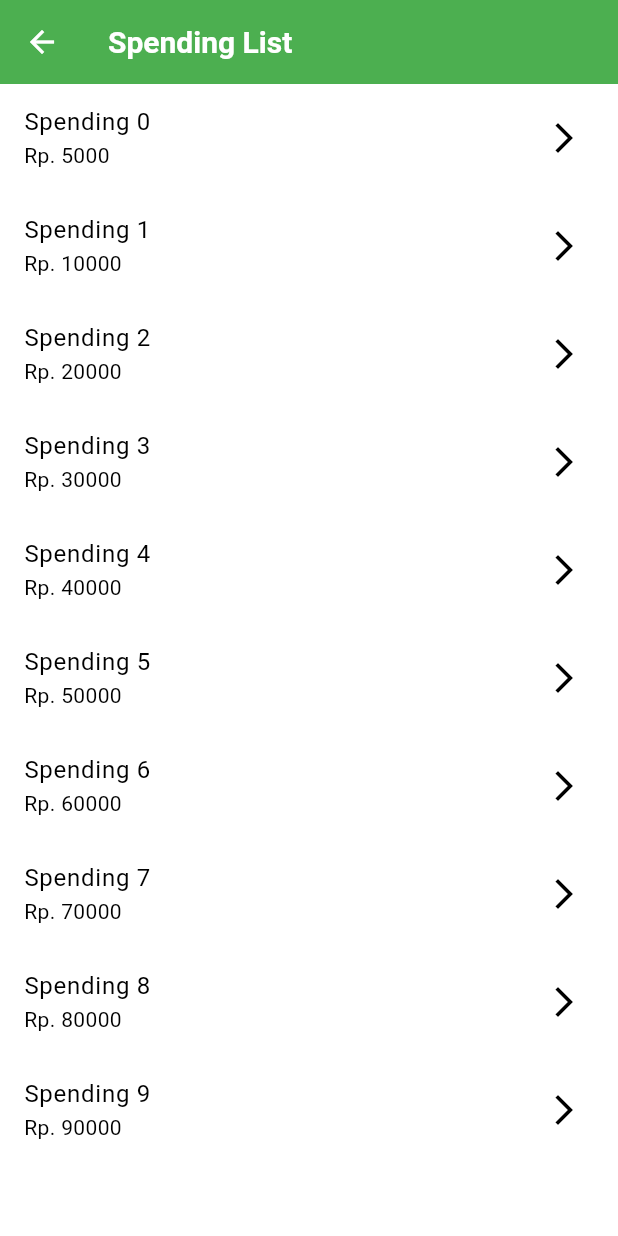
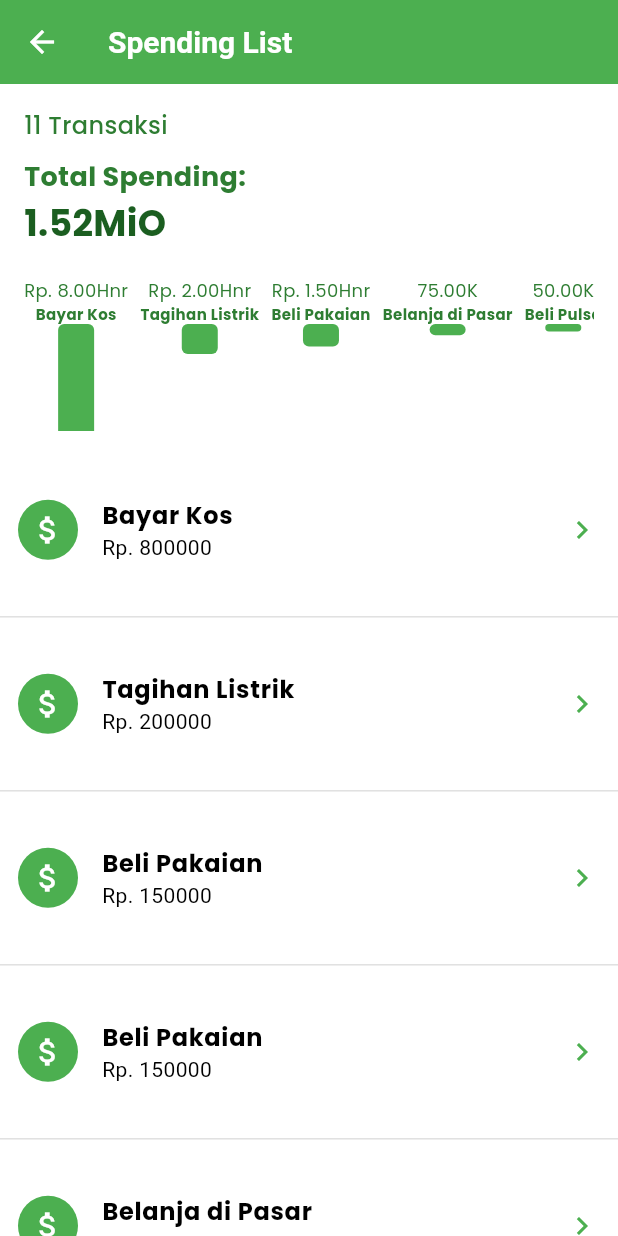
Before and after one commit to yogawilanda/flutter-basic-mid-exam, a Flutter app: the SpendingListPage screen opened by its route, on a phone screen of 412 x 824 dp. Run offline on Flutter 3.47's test engine with Material 3 defaults, Android fonts, the phone set to English and light mode, and no system bars; our stand-ins replace google_fonts, image_picker, permission_handler, sqflite, video_player; accounts and stored records are empty.

Commit message:
feat: update dashboard spending on budgeting app

```diff
--- a/lib/routes/routes.dart
+++ b/lib/routes/routes.dart
@@ -22,7 +22,6 @@ class AppRoutes {
   static const String spendingListPage = '/spendingListPage';
   static const String spendingDetailsPage = '/spendingDetailsPage';
 
-
   static Route<dynamic>? onGenerateRoute(RouteSettings settings) {
     switch (settings.name) {
       case dashboardBudgetingApp:
@@ -32,8 +31,10 @@ class AppRoutes {
       case spendingListPage:
         return MaterialPageRoute(builder: (context) => SpendingListPage());
       case spendingDetailsPage:
-        return MaterialPageRoute(builder: (context) => SpendingDetailsPage(
-        ));
+        return MaterialPageRoute(
+          builder: (context) => SpendingDetailsPage(),
+          settings: settings,
+        );
       case bottomNavigationBarExample:
         return MaterialPageRoute(
             builder: (context) => const BottomNavigationBarExample());
--- a/lib/view/module/budgeting_app/dashboard_budgeting.dart
+++ b/lib/view/module/budgeting_app/dashboard_budgeting.dart
@@ -23,7 +23,7 @@ class _DashboardBudgetingAppState extends State<DashboardBudgetingApp> {
     return Scaffold(
       appBar: PreferredSize(
         preferredSize:
-            Size.fromHeight(MediaQuery.of(context).size.height * 0.38),
+            Size.fromHeight(MediaQuery.of(context).size.height * 0.3),
         child: DashboardAppBar(username: widget.username ?? "John Doe"),
       ),
       body: Padding(
--- a/lib/view/module/budgeting_app/spending_list.dart
+++ b/lib/view/module/budgeting_app/spending_list.dart
@@ -1,4 +1,6 @@
 import 'package:flutter/material.dart';
+import 'package:flutter_mid_basic_exam/routes/routes.dart';
+import 'package:google_fonts/google_fonts.dart';
 
 class SpendingListPage extends StatefulWidget {
   const SpendingListPage({super.key});
@@ -8,28 +10,208 @@ class SpendingListPage extends StatefulWidget {
 }
 
 class _SpendingListPageState extends State<SpendingListPage> {
+  // manual data
+  final List<Map<String, String>> _spendingListData = [
+    {'title': 'Beli Makan Siang', 'amount': 'Rp. 15000'},
+    {'title': 'Ongkos Transportasi', 'amount': 'Rp. 8000'},
+    {'title': 'Kopi di Cafe', 'amount': 'Rp. 25000'},
+    {'title': 'Beli Pulsa', 'amount': 'Rp. 50000'},
+    {'title': 'Beli Buku', 'amount': 'Rp. 40000'},
+    {'title': 'Belanja di Pasar', 'amount': 'Rp. 75000'},
+    {'title': 'Tagihan Listrik', 'amount': 'Rp. 200000'},
+    {'title': 'Bayar Kos', 'amount': 'Rp. 800000'},
+    {'title': 'Beli Cemilan', 'amount': 'Rp. 10000'},
+    {'title': 'Beli Pakaian', 'amount': 'Rp. 150000'},
+    {'title': 'Beli Pakaian', 'amount': 'Rp. 150000'},
+  ];
+
+  List<Map<String, String>> get _spendingList => _spendingListData;
+
   @override
   Widget build(BuildContext context) {
     return Scaffold(
       appBar: AppBar(
         title: const Text('Spending List'),
       ),
-      body: ListView.builder(
-        itemCount: 10,
-        itemBuilder: (context, index) {
-          return ListTile(
-            title: Text('Spending $index'),
-            subtitle: Text('Rp. ${index == 0 ? 5000 : index * 10000}'),
-            trailing: const Icon(Icons.arrow_forward_ios),
-            onTap: () {
-              Navigator.pushNamed(context, '/spendingDetailsPage', arguments: {
-                'title': 'Spending $index',
-                'amount': 'Rp. ${index == 0 ? 5000 : index * 10000}'
-              });
-            },
-          );
-        },
+      body: Column(
+        children: [
+          InfographSpendingList(spendingList: _spendingList),
+          Expanded(
+            child: ListViewSpendingList(spendingList: _spendingList),
+          ),
+        ],
       ),
     );
   }
 }
+
+// Helper function to format the currency
+String formatCurrency(int amount) {
+  if (amount >= 1000000) {
+    return "${(amount / 1000000).toStringAsFixed(2)}MiO";
+  } else if (amount >= 100000) {
+    return "Rp. ${(amount / 100000).toStringAsFixed(2)}Hnr";
+  } else if (amount >= 1000) {
+    return "${(amount / 1000).toStringAsFixed(2)}K";
+  } else {
+    return "Rp. $amount";
+  }
+}
+
+// Helper function to create a bar chart
+Widget buildBarChart(List<Map<String, String>> spendingList) {
+  Map<String, int> spendingData = {
+    // sort the list by amount
+    for (var item in spendingList
+      ..sort((a, b) => int.parse(b['amount']!.substring(4))
+          .compareTo(int.parse(a['amount']!.substring(4)))))
+      item['title']!: int.parse(item['amount']!.substring(4)),
+  };
+  return Wrap(
+    alignment: WrapAlignment.center,
+    spacing: 8.0,
+    runSpacing: 4.0,
+    children: spendingData.entries.map((entry) {
+      return Column(
+        children: [
+          Text(
+            formatCurrency(entry.value),
+            style: GoogleFonts.poppins(
+              fontSize: 12,
+              fontWeight: FontWeight.w400,
+              color: Colors.green[800],
+            ),
+          ),
+          Text(
+            entry.key,
+            style: GoogleFonts.poppins(
+              fontSize: 10,
+              fontWeight: FontWeight.bold,
+              color: Colors.green[800],
+            ),
+          ),
+          Container(
+            height: entry.value.toDouble() / 10000,
+            width: 24,
+            decoration: BoxDecoration(
+              color: Colors.green,
+              borderRadius: BorderRadius.circular(4),
+            ),
+          ),
+        ],
+      );
+    }).toList(),
+  );
+}
+
+class InfographSpendingList extends StatelessWidget {
+  const InfographSpendingList({
+    super.key,
+    required List<Map<String, String>> spendingList,
+  }) : _spendingList = spendingList;
+  final List<Map<String, String>> _spendingList;
+  @override
+  Widget build(BuildContext context) {
+    int totalSpending = _spendingList.fold<int>(
+      0,
+      (prev, element) => prev + int.parse(element['amount']!.substring(4)),
+    );
+    return Container(
+      padding: const EdgeInsets.all(16.0),
+      alignment: Alignment.center,
+      height: MediaQuery.of(context).size.height * 0.3,
+      child: Column(
+        crossAxisAlignment: CrossAxisAlignment.start,
+        children: [
+          Text(
+            "${_spendingList.length} Transaksi",
+            style: GoogleFonts.poppins(
+              fontSize: 16,
+              fontWeight: FontWeight.w500,
+              color: Colors.green[800],
+            ),
+          ),
+          SizedBox(height: 10),
+          Text(
+            "Total Spending:",
+            style: GoogleFonts.poppins(
+              fontSize: 18,
+              fontWeight: FontWeight.bold,
+              color: Colors.green[800],
+            ),
+          ),
+          Text(
+            formatCurrency(totalSpending),
+            style: GoogleFonts.poppins(
+              fontSize: 24,
+              fontWeight: FontWeight.bold,
+              color: Colors.green[900],
+            ),
+          ),
+          SizedBox(height: 20),
+          Expanded(
+            child: SingleChildScrollView(
+              scrollDirection: Axis.horizontal,
+              child: buildBarChart(_spendingList),
+            ),
+          ),
+        ],
+      ),
+    );
+  }
+}
+
+class ListViewSpendingList extends StatelessWidget {
+  const ListViewSpendingList({
+    super.key,
+    required List<Map<String, String>> spendingList,
+  }) : _spendingList = spendingList;
+
+  final List<Map<String, String>> _spendingList;
+
+  @override
+  Widget build(BuildContext context) {
+    return ListView.separated(
+      itemCount: _spendingList.length,
+      separatorBuilder: (context, index) => Divider(
+        color: Colors.grey[300],
+      ),
+      itemBuilder: (context, index) {
+        return ListTile(
+          contentPadding: EdgeInsets.symmetric(horizontal: 12, vertical: 14),
+          shape: RoundedRectangleBorder(
+            borderRadius: BorderRadius.circular(8.0),
+          ),
+          leading: const CircleAvatar(
+            backgroundColor: Colors.green,
+            child: Icon(Icons.attach_money, color: Colors.white),
+          ),
+          title: Text(
+            _spendingList[index]['title'] ?? 'No title',
+            style: GoogleFonts.poppins(
+              // color: Colors.white,
+              fontWeight: FontWeight.bold,
+            ),
+          ),
+          subtitle: Text(
+            _spendingList[index]['amount'] ?? 'No amount',
+            style: TextStyle(
+                // color: Colors.white,
+                ),
+          ),
+          trailing: Icon(Icons.chevron_right, color: Colors.green),
+          onTap: () {
+            Navigator.pushNamed(
+              context,
+              AppRoutes.spendingDetailsPage,
+              arguments: {
+                'title': _spendingList[index]['title'] ?? 'No title',
+                'amount': _spendingList[index]['amount'] ?? 'No amount',
+              },
+            );
+          },
+        );
+      },
+    );
+  }
+}
```
Also changed, not shown: lib/view/module/budgeting_app/spending_detail.dart (+66 -77 lines).
